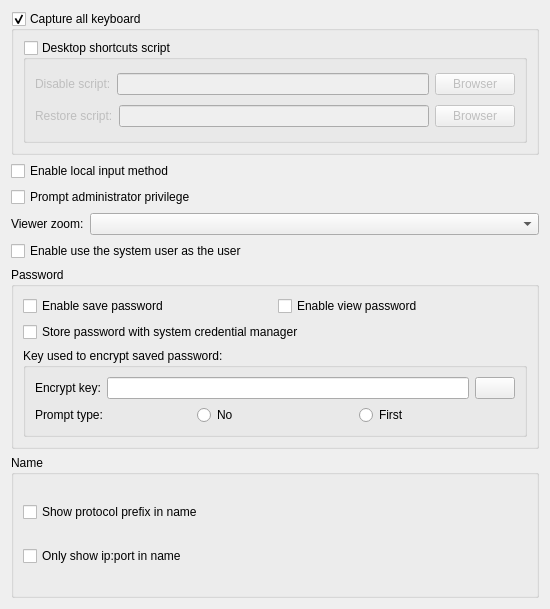
KangLin/RabbitRemoteControl, file Src/ParameterCompone/ParameterPluginUI.ui: the form before one commit.
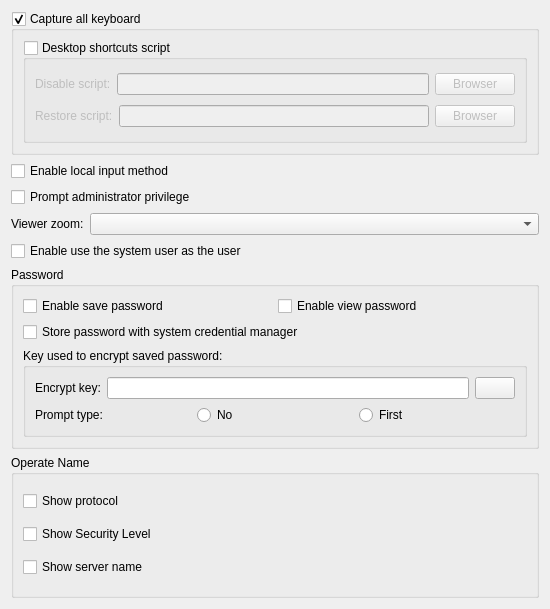
The form after the commit. Icons and pictures are not drawn.

Commit message: Plugin: modify security level, add GetSecurityLevelUnico deIcon

What changed in the file:
```diff
--- a/Src/ParameterCompone/ParameterPluginUI.ui
+++ b/Src/ParameterCompone/ParameterPluginUI.ui
@@ -17,20 +17,27 @@
    <item row="7" column="0">
     <widget class="QGroupBox" name="groupBox_2">
      <property name="title">
-      <string>Name</string>
+      <string>Operate Name</string>
      </property>
      <layout class="QGridLayout" name="gridLayout_4">
       <item row="0" column="0">
        <widget class="QCheckBox" name="cbShowPrefix">
         <property name="text">
-         <string>Show protocol prefix in name</string>
+         <string>Show protocol</string>
+        </property>
+       </widget>
+      </item>
+      <item row="2" column="0">
+       <widget class="QCheckBox" name="cbShowServerName">
+        <property name="text">
+         <string>Show server name</string>
         </property>
        </widget>
       </item>
       <item row="1" column="0">
        <widget class="QCheckBox" name="cbShowIPPort">
         <property name="text">
-         <string>Only show ip:port in name</string>
+         <string>Show Security Level</string>
         </property>
        </widget>
       </item>
```
Left out of the diff: 8 changed lines with no effect on the pictures. The commit also changes 29 other files.
